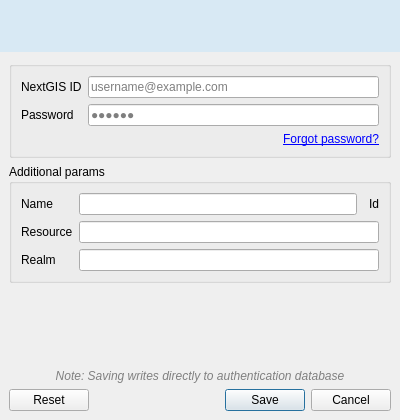
Old version of the form src/nextgis_connect/ngw_connection/auth_config_edit_dialog.ui in the repository nextgis/nextgis_connect.
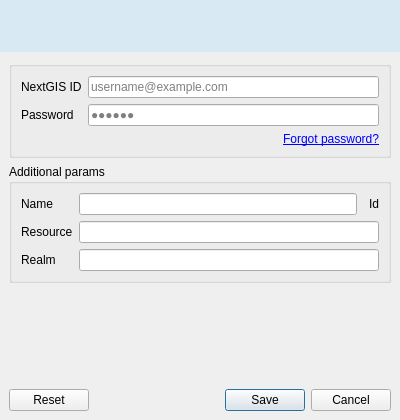
New version of the form. Custom widgets are drawn as their Qt base class.

Commit message: Remove note label from authentication config dialog

```diff
--- a/src/nextgis_connect/ngw_connection/auth_config_edit_dialog.ui
+++ b/src/nextgis_connect/ngw_connection/auth_config_edit_dialog.ui
@@ -215,27 +215,6 @@
         </property>
        </spacer>
       </item>
-      <item>
-       <widget class="QLabel" name="note_label">
-        <property name="enabled">
-         <bool>true</bool>
-        </property>
-        <property name="font">
-         <font>
-          <italic>true</italic>
-         </font>
-        </property>
-        <property name="styleSheet">
-         <string notr="true">color: rgb(128, 128, 128);</string>
-        </property>
-        <property name="text">
-         <string>Note: Saving writes directly to authentication database</string>
-        </property>
-        <property name="alignment">
-         <set>Qt::AlignCenter</set>
-        </property>
-       </widget>
-      </item>
       <item>
        <widget class="QDialogButtonBox" name="button_box">
         <property name="standardButtons">
```
